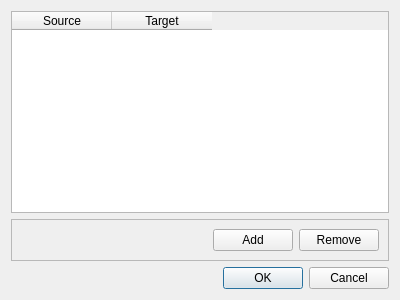
The window that qrgui/elementEditor/widgetsEdit/private/outerBindongsDialog.ui (qreal/qreal) describes before a commit, drawn with Qt 5.
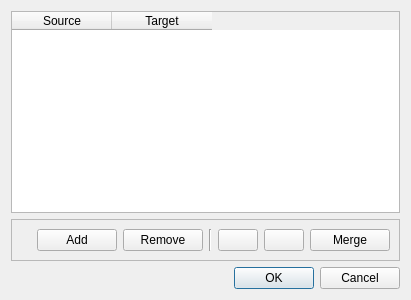
The same window after the commit. Icons and pictures are not drawn.

Commit message: Added outer bindings saving/loading; Added enum binding

```diff
--- a/qrgui/elementEditor/widgetsEdit/private/outerBindongsDialog.ui
+++ b/qrgui/elementEditor/widgetsEdit/private/outerBindongsDialog.ui
@@ -6,7 +6,7 @@
    <rect>
     <x>0</x>
     <y>0</y>
-    <width>400</width>
+    <width>411</width>
     <height>300</height>
    </rect>
   </property>
@@ -70,6 +70,48 @@
         </property>
        </widget>
       </item>
+      <item>
+       <widget class="Line" name="line">
+        <property name="orientation">
+         <enum>Qt::Vertical</enum>
+        </property>
+       </widget>
+      </item>
+      <item>
+       <widget class="QPushButton" name="saveButton">
+        <property name="toolTip">
+         <string>Save</string>
+        </property>
+        <property name="text">
+         <string/>
+        </property>
+        <property name="icon">
+         <iconset resource="../../../qrgui.qrc">
+          <normaloff>:/icons/widgetsEditor/saveToDisk.png</normaloff>:/icons/widgetsEditor/saveToDisk.png</iconset>
+        </property>
+       </widget>
+      </item>
+      <item>
+       <widget class="QPushButton" name="loadButton">
+        <property name="toolTip">
+         <string>Load</string>
+        </property>
+        <property name="text">
+         <string/>
+        </property>
+        <property name="icon">
+         <iconset resource="../../../qrgui.qrc">
+          <normaloff>:/icons/widgetsEditor/loadFromDisk.png</normaloff>:/icons/widgetsEditor/loadFromDisk.png</iconset>
+        </property>
+       </widget>
+      </item>
+      <item>
+       <widget class="QPushButton" name="mergeButton">
+        <property name="text">
+         <string>Merge</string>
+        </property>
+       </widget>
+      </item>
      </layout>
     </widget>
    </item>
```
Left out of the diff: 5 changed lines with no effect on the pictures. The commit also changes 9 other files.
